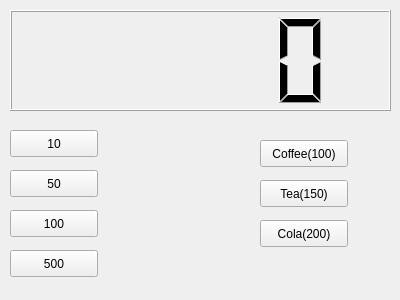
Old version of the form widget.ui in the repository b2flat/vending_machine.
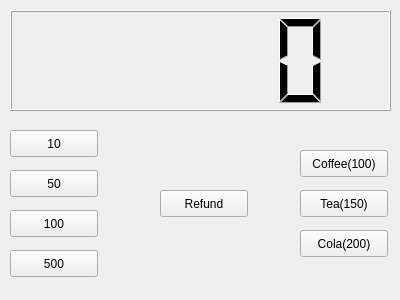
New version of the form.

Commit message: add refund function!

```diff
--- a/widget.ui
+++ b/widget.ui
@@ -78,8 +78,8 @@
   <widget class="QPushButton" name="pbTea">
    <property name="geometry">
     <rect>
-     <x>260</x>
-     <y>180</y>
+     <x>300</x>
+     <y>190</y>
      <width>88</width>
      <height>27</height>
     </rect>
@@ -91,8 +91,8 @@
   <widget class="QPushButton" name="pbCoffee">
    <property name="geometry">
     <rect>
-     <x>260</x>
-     <y>140</y>
+     <x>300</x>
+     <y>150</y>
      <width>88</width>
      <height>27</height>
     </rect>
@@ -104,8 +104,8 @@
   <widget class="QPushButton" name="pbCola">
    <property name="geometry">
     <rect>
-     <x>260</x>
-     <y>220</y>
+     <x>300</x>
+     <y>230</y>
      <width>88</width>
      <height>27</height>
     </rect>
@@ -114,6 +114,19 @@
     <string>Cola(200)</string>
    </property>
   </widget>
+  <widget class="QPushButton" name="pbRefund">
+   <property name="geometry">
+    <rect>
+     <x>160</x>
+     <y>190</y>
+     <width>88</width>
+     <height>27</height>
+    </rect>
+   </property>
+   <property name="text">
+    <string>Refund</string>
+   </property>
+  </widget>
  </widget>
  <layoutdefault spacing="6" margin="11"/>
  <resources/>
```
The commit also changes 3 other files.
